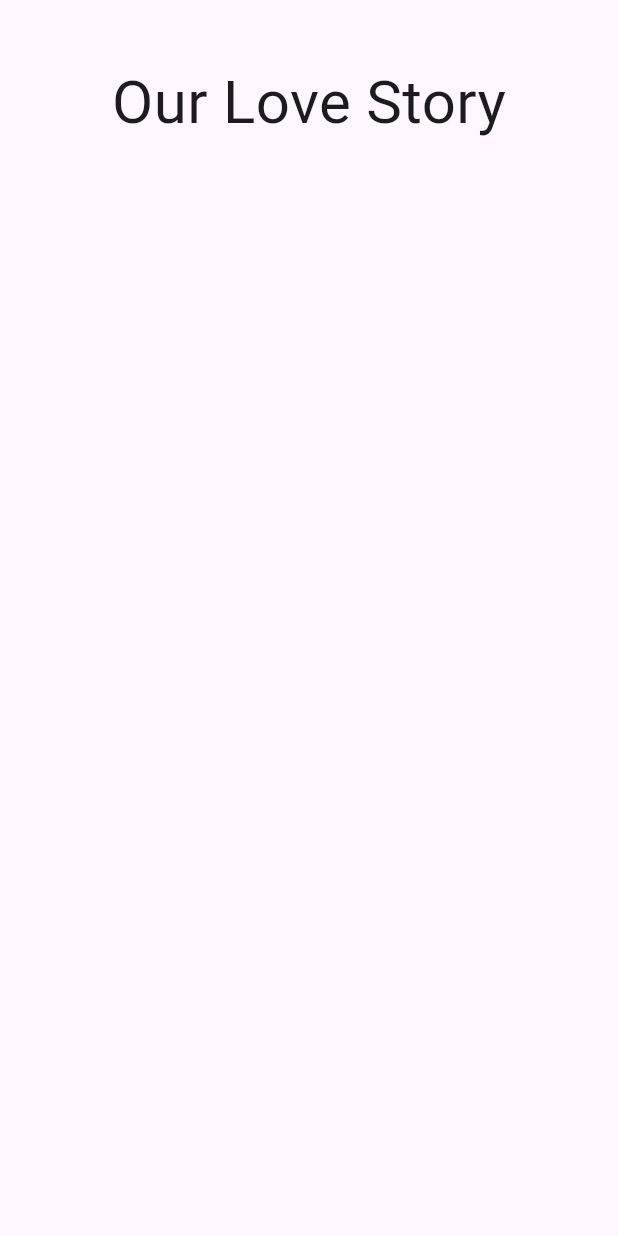
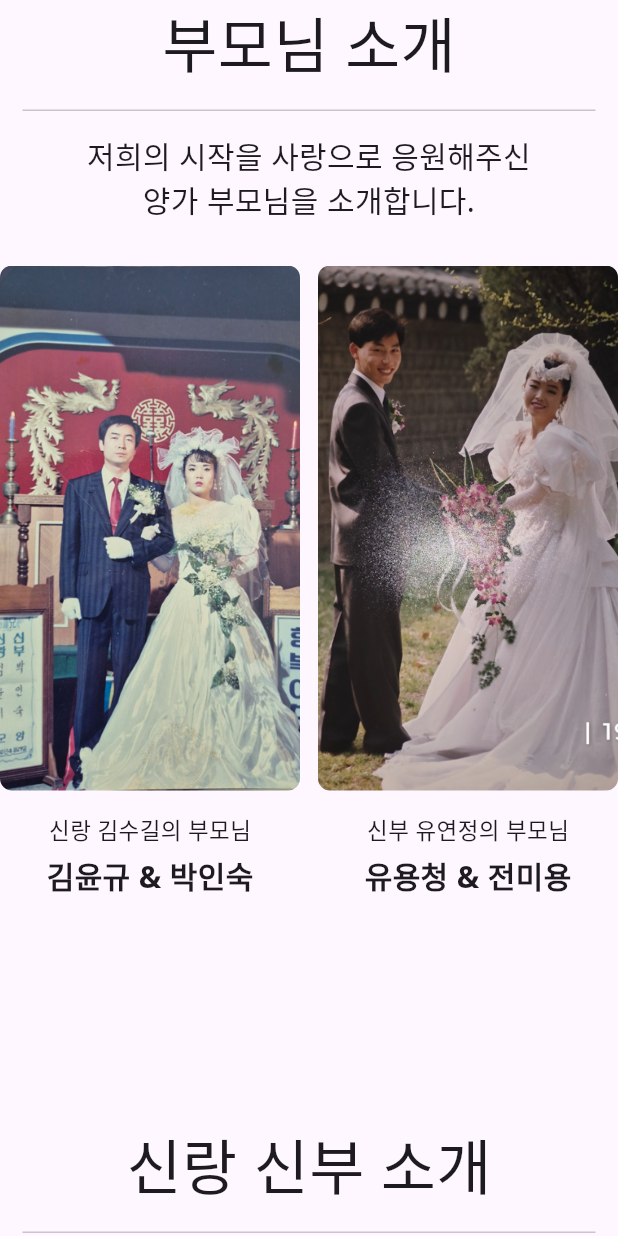
Before and after one commit to soogil/wedding_invitation_flutter, a Flutter app: the IntroOurselvesView widget shown alone on an empty page, opened directly, on a phone screen of 412 x 824 dp. Run offline on Flutter 3.47's test engine with Material 3 defaults, Android fonts, the phone set to English and light mode, and no system bars; our stand-ins replace dio, flutter_riverpod, freezed_annotation, go_router, google_fonts, riverpod_annotation and 1 more; generated files the repository leaves out were written again; Roboto replaces fonts that are missing (GreatVibes).

Commit message:
부모님, 우리 소개 View 추가

```diff
--- a/lib/feature/home/presentation/main/intro_ourselves_view.dart
+++ b/lib/feature/home/presentation/main/intro_ourselves_view.dart
@@ -1,4 +1,5 @@
 import 'package:flutter/material.dart';
+import 'package:google_fonts/google_fonts.dart';
 
 
 class IntroOurselvesView extends StatelessWidget {
@@ -8,18 +9,130 @@ class IntroOurselvesView extends StatelessWidget {
   Widget build(BuildContext context) {
     return Column(
         children: [
-          Padding(
-            padding: EdgeInsets.symmetric(vertical: 40),
-            child: Center(
-              child: Text(
-                "Our Love Story",
-                style: TextStyle(
-                  fontFamily: 'GreatVibes', // 아까 추천해드린 폰트
-                  fontSize: 40,
-                ),
-              ),
+          _introParents(),
+          const SizedBox(height: 150,),
+          _introOurselves(),
+    ]);
+  }
+
+  Widget _introParents() {
+    return Column(
+      children: [
+        Text(
+          "부모님 소개",
+          style: GoogleFonts.notoSans(
+            fontSize: 40,
+          ),
+        ),
+        const SizedBox(height: 15,),
+        Padding(
+            padding: EdgeInsets.only(left: 15, right: 15),
+            child: Divider(height: 1,)
+        ),
+        const SizedBox(height: 15,),
+        Text(
+          "저희의 시작을 사랑으로 응원해주신\n"
+              "양가 부모님을 소개합니다.",
+          textAlign: TextAlign.center,
+          style: GoogleFonts.notoSans(
+            fontSize: 20,
+          ),
+        ),
+        const SizedBox(height: 30,),
+        Row(
+          mainAxisAlignment: MainAxisAlignment.spaceBetween,
+          children: [
+            _introCard(
+              imagePath: 'assets/parent_kim.png',
+              label: '신랑 김수길의 부모님',
+              parentNames: '김윤규 & 박인숙',
             ),
-          )
-        ]);
+            _introCard(
+              imagePath: 'assets/parent_you.png',
+              label: '신부 유연정의 부모님',
+              parentNames: '유용청 & 전미용',
+            ),
+          ],
+        )
+      ],
+    );
+  }
+
+  Widget _introOurselves() {
+    return Column(
+      children: [
+        Text(
+          "신랑 신부 소개",
+          style: GoogleFonts.notoSans(
+            fontSize: 40,
+          ),
+        ),
+        const SizedBox(height: 15,),
+        Padding(
+            padding: EdgeInsets.only(left: 15, right: 15),
+            child: Divider(height: 1,)
+        ),
+        // const SizedBox(height: 15,),
+        // Text(
+        //   "저희의 시작을 사랑으로 응원해주신\n"
+        //       "양가 부모님을 소개합니다.",
+        //   textAlign: TextAlign.center,
+        //   style: GoogleFonts.notoSans(
+        //     fontSize: 20,
+        //   ),
+        // ),
+        const SizedBox(height: 45,),
+        Row(
+          mainAxisAlignment: MainAxisAlignment.spaceBetween,
+          children: [
+            _introCard(
+              imagePath: 'assets/kim.jpg',
+              label: '',
+              parentNames: '신랑 김수길',
+            ),
+            _introCard(
+              imagePath: 'assets/you.jpg',
+              label: '',
+              parentNames: '신부 유연정',
+            ),
+          ],
+        )
+      ],
+    );
+  }
+
+  Widget _introCard({
+    required String imagePath,
+    required String label,
+    required String parentNames,
+  }) {
+    return Column(
+      children: [
+        ClipRRect(
+          borderRadius: BorderRadius.circular(8),
+          child: Image.asset(
+            imagePath,
+            width: 200,
+            height: 350,
+            fit: BoxFit.cover,
+          ),
+        ),
+        const SizedBox(height: 15,),
+        Text(
+          label,
+          style: GoogleFonts.notoSans(
+            fontSize: 15,
+          ),
+        ),
+        const SizedBox(height: 5,),
+        Text(
+          parentNames,
+          style: GoogleFonts.notoSans(
+            fontSize: 20,
+            fontWeight: FontWeight.bold,
+          ),
+        )
+      ],
+    );
   }
 }
--- a/lib/feature/home/presentation/main/time_line_view.dart
+++ b/lib/feature/home/presentation/main/time_line_view.dart
@@ -1,4 +1,5 @@
 import 'package:flutter/material.dart';
+import 'package:google_fonts/google_fonts.dart';
 import 'package:timeline_tile/timeline_tile.dart';
 
 
@@ -42,11 +43,10 @@ class TimeLineView extends StatelessWidget {
           padding: EdgeInsets.symmetric(vertical: 40),
           child: Center(
             child: Text(
-              "Our Love Story",
-              style: TextStyle(
-                fontFamily: 'GreatVibes', // 아까 추천해드린 폰트
-                fontSize: 40,
-              ),
+              "연애 타임라인",
+              style: GoogleFonts.notoSans(
+                fontSize: 40
+              )
             ),
           ),
         ),
--- a/lib/feature/home/presentation/main/wedding_announcement_page.dart
+++ b/lib/feature/home/presentation/main/wedding_announcement_page.dart
@@ -1,6 +1,6 @@
 import 'dart:ui';
-import 'package:flutter/foundation.dart';
 import 'package:flutter/material.dart';
+import 'package:wedding/feature/home/presentation/main/intro_ourselves_view.dart';
 import 'package:wedding/feature/home/presentation/main/main_intro_view.dart';
 import 'package:wedding/feature/home/presentation/main/time_line_view.dart';
 
@@ -14,29 +14,36 @@ class WeddingAnnouncementPage extends StatelessWidget {
     return MainIntroView(
         children: [
           SizedBox(height: 18),
-          Text(
+          Center(
+            child: Text(
               "가족들과 함께하는 작은 예식을 올립니다\n\n",
               style: TextStyle(
                 fontSize: 20,
                 fontWeight: FontWeight.bold,
               ),
             ),
-          Text(
-            "저희 두 사람이 부부로서 첫걸음을 떼는 소중한 날,"
+          ),
+          Center(
+            child: Text(
+              "저희 두 사람이 부부로서 첫걸음을 떼는 소중한 날\n"
                   "가장 가까운 가족들과 오붓한 시간을 보내기로 했습니다.\n\n"
                   "가장 멋지고 아름다울 우리 부모님의 모습,"
-                "그리고 서로의 눈빛을 오롯이 눈에 담고 싶어서 입니다.\n\n"
-                "가족 간의 깊은 대화와 따뜻한 눈맞춤에 집중하고 싶어 내린 결정이니"
+                  "\n그리고 서로의 눈빛을 오롯이 눈에 담고 싶어서 입니다.\n\n"
+                  "가족 간의 깊은 대화와 따뜻한 눈맞춤에 집중하고 싶어 내린 \n결정이니"
                   "너그러운 마음으로 이해해 주시기를 부탁드립니다.\n\n"
                   "직접 모시지 못하는 죄송한 마음은"
-                "훗날 더 반가운 모습으로 찾아뵙고 전하겠습니다.\n\n"
-                "멀리서 보내주시는 축복만으로도 저희에겐 큰 힘이 됩니다."
+                  "훗날 더 반가운 모습으로 \n찾아뵙고 전하겠습니다.\n\n"
+                  "멀리서 보내주시는 축복만으로도 저희에겐 큰 힘이 됩니다.\n"
                   "예쁘게 잘 살겠습니다.\n\n"
                   "김수길 · 유연정 올림",
               textAlign: TextAlign.center,
               style: TextStyle(fontSize: 16, height: 1.7),
             ),
+          ),
+          SizedBox(height: 100),
           TimeLineView(),
+          SizedBox(height: 150),
+          IntroOurselvesView(),
           SizedBox(height: 800),
         ]
     );
--- a/lib/main.dart
+++ b/lib/main.dart
@@ -16,6 +16,7 @@ class MyApp extends ConsumerWidget {
 
     return MaterialApp.router(
       title: 'Flutter Demo',
+      debugShowCheckedModeBanner: false,
       theme: ThemeData(
         colorScheme: ColorScheme.fromSeed(seedColor: Colors.deepPurple),
         useMaterial3: true,
--- a/pubspec.yaml
+++ b/pubspec.yaml
@@ -41,6 +41,10 @@ flutter:
     - assets/hero.png
     - assets/hero1.jpg
     - assets/hero2.jpg
+    - assets/parent_kim.png
+    - assets/parent_you.png
+    - assets/kim.jpg
+    - assets/you.jpg
   # To add assets to your application, add an assets section, like this:
 
   # An image asset can refer to one or more resolution-specific "variants", see
```
Also changed, not shown: assets/kim.jpg (added), assets/parent_kim.png (added), assets/parent_you.png (added), assets/you.jpg (added). Lines whose indentation alone changed are shown as unchanged.
